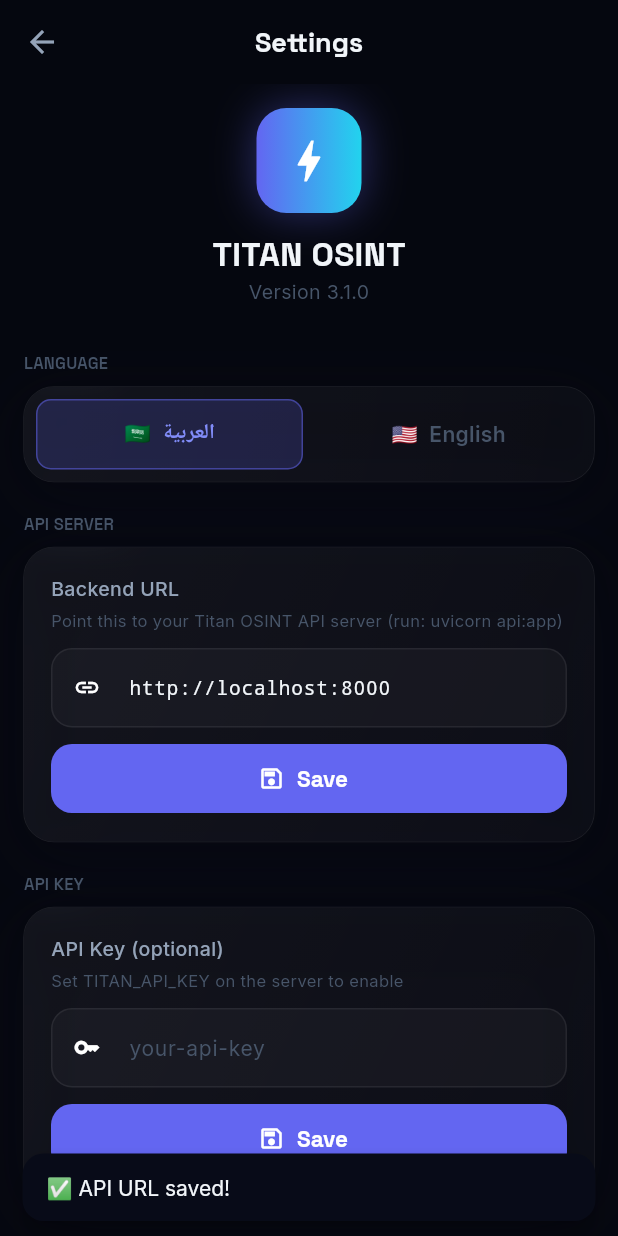
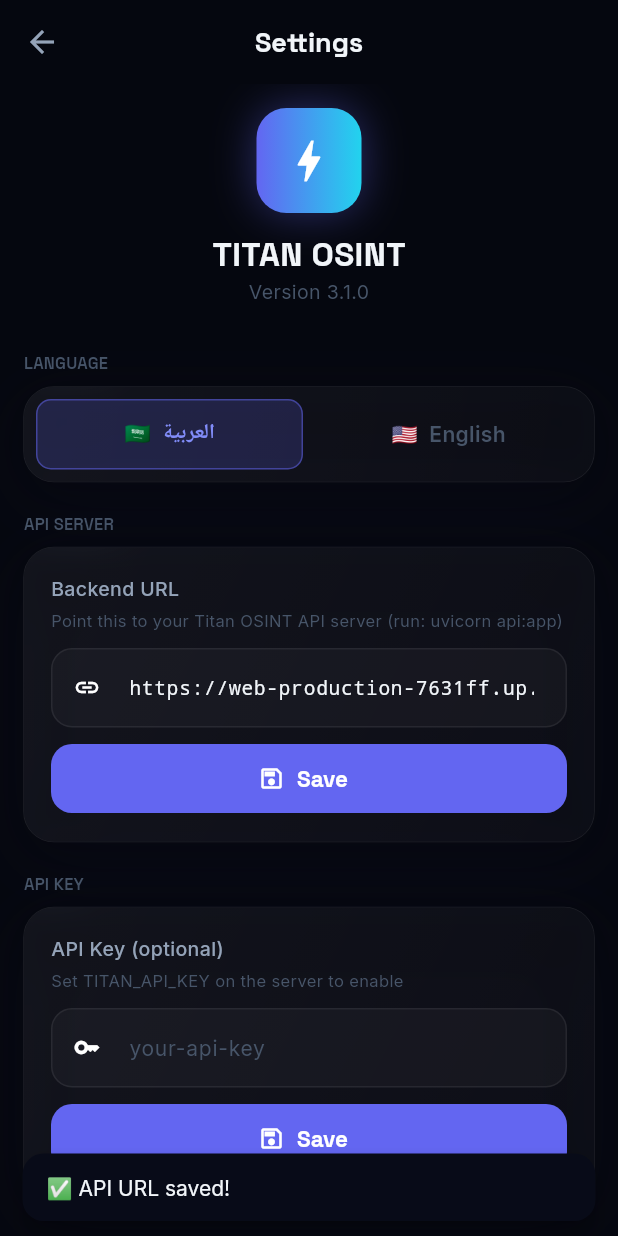
Before and after one commit to zv3z/my_osint_project, a Flutter app: the SettingsScreen screen opened directly, after a tap on "Save", on a phone screen of 412 x 824 dp. Run offline on Flutter 3.47's test engine with Material 3 defaults, Android fonts, the phone set to English and light mode, and no system bars; our stand-ins replace fl_chart, flutter_map, google_fonts, latlong2, pdf, printing and 1 more; network calls fail.

Commit message:
feat: set Railway backend as default URL + cloud deploy configs + new engines + share API
- main.dart: default backend URL → Railway production instance
- railway.toml, render.yaml, Procfile: cloud deployment configs
- engines/network.py: add Shodan InternetDB (free) + IPapi (free geo)
- engines/darkweb.py: new module — Ahmia dark web + DeHashed public
- engines/__init__.py: register dark web engines (56 total)
- titan/db.py: shares table + create_share/get_share functions
- api.py: POST /share + GET /public/{token} endpoints
- scoring.py: Ahmia dark web (+25) + Shodan vulns (+15 each, cap 3)

https://claude.ai/code/session_01Qv5EuMxZ3QeVgpzmZWRKeW

```diff
--- a/titan_flutter/lib/main.dart
+++ b/titan_flutter/lib/main.dart
@@ -36,7 +36,7 @@ class AppState extends ChangeNotifier {
   String get lang => _lang;
   bool get isAr => _lang == 'ar';
 
-  String _apiBase = 'http://localhost:8000';
+  String _apiBase = 'https://web-production-7631ff.up.railway.app';
   String get apiBase => _apiBase;
 
   void setLang(String l) {
```
